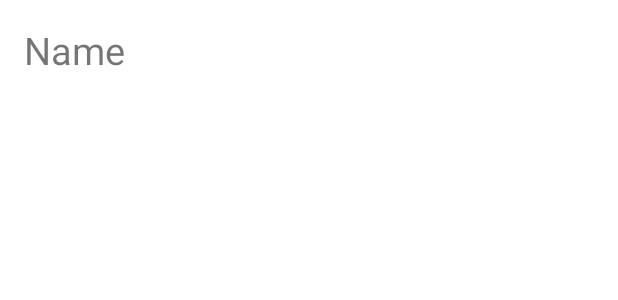
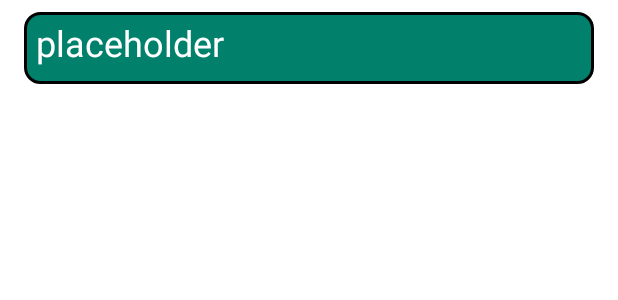
Before and after one commit to marker99/Mit-Dyrs-Sundhed, an Android app: the layout pet_list_item.xml on its own in the app's theme, with its tools: preview values and no code run, on a phone screen of 412 x 824 dp. Shown: the top 300 px of the screen. Run offline under Robolectric (Android 15) with nearby library versions, the phone set to English and light mode, and no system bars.

Commit message:
recycler view

```diff
--- a/app/src/main/java/com/github/marker99/ui/health_inspection/recylerview/HealthInspectionAdapter.java
+++ b/app/src/main/java/com/github/marker99/ui/health_inspection/recylerview/HealthInspectionAdapter.java
@@ -1,5 +1,6 @@
 package com.github.marker99.ui.health_inspection.recylerview;
 
+import android.graphics.Color;
 import android.view.LayoutInflater;
 import android.view.View;
 import android.view.ViewGroup;
@@ -35,7 +36,8 @@ public class HealthInspectionAdapter extends RecyclerView.Adapter<HealthInspecti
     // onBindViewHolder(), is responsible for setting the data from the data source on each relevant view.
     @Override
     public void onBindViewHolder(@NonNull ViewHolder holder, int position) {
-        holder.item.setText(inspections.get(position).getInspectionDate().toString());
+        holder.item.setText(inspections.get(position).getInspectionDate());
+        //holder.itemView.setBackgroundColor(Color.rgb(1,128, 108));
     }
 
     // Specify the length of the data in getItemCount() using your specific data type.
--- a/app/src/main/res/drawable/rounded_corner_view.xml
+++ b/app/src/main/res/drawable/rounded_corner_view.xml
@@ -7,9 +7,9 @@
     <corners android:radius="10dp" />
 
     <!-- This is the border color -->
-    <stroke android:width="2dp" android:color="#CC0000" />
+    <stroke android:width="2dp" android:color="#000000" />
 
     <!--- This is the background color -->
-    <solid android:color="#0CC" />
+    <solid android:color="#01806C" />
 
 </shape>
--- a/app/src/main/res/layout/pet_list_item.xml
+++ b/app/src/main/res/layout/pet_list_item.xml
@@ -2,15 +2,29 @@
 <LinearLayout xmlns:android="http://schemas.android.com/apk/res/android"
     android:layout_width="match_parent"
     android:layout_height="wrap_content"
-    android:layout_margin="16dp"
-    android:orientation="horizontal">
+    android:layout_marginHorizontal="16dp"
+    android:layout_marginVertical="8dp"
+    android:background="@drawable/rounded_corner_view"
+    android:orientation="horizontal"
+    android:paddingHorizontal="8dp"
+    android:paddingVertical="4dp">
 
+
+    <TextView
+        android:id="@+id/rv_tv_name"
+        android:layout_width="0dp"
+        android:layout_height="match_parent"
+        android:layout_weight="1"
+        android:text="placeholder"
+        android:textColor="@color/white"
+        android:textSize="24sp" />
 
     <TextView
         android:id="@+id/rv_tv_item"
         android:layout_width="0dp"
-        android:layout_height="match_parent"
+        android:layout_height="40dp"
         android:layout_weight="1"
-        android:text="Name"
-        android:textSize="25sp" />
+        android:text=""
+        android:textColor="@color/white"
+        android:textSize="24sp" />
 </LinearLayout>
--- a/app/src/main/res/values/strings.xml
+++ b/app/src/main/res/values/strings.xml
@@ -54,6 +54,8 @@
     <string name="drinking_habits">Drikkelyst</string>
     <string name="appetite">Appetit</string>
     <string name="joint">Led</string>
+    <string name="nyt_sundhedseftersyn">Nyt Sundhedseftersyn</string>
+    <string name="sundhedstjek_rv">Læge og Sunhedstjek Dato:</string>
     <!-- SUNDHEDSTJEK -->
 
     <string-array name="spinner_array">
```
Also changed, not shown: app/src/main/res/layout/fragment_all_health_inspections.xml (+9 -1 lines).
